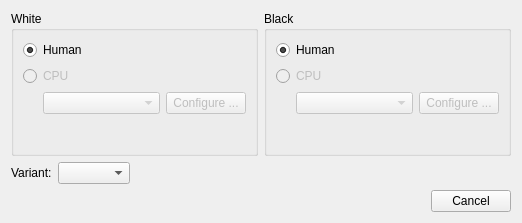
This is projects/gui/ui/newgamedlg.ui in cutechess/cutechess as Qt 5 draws it before an edit. The edited form follows.
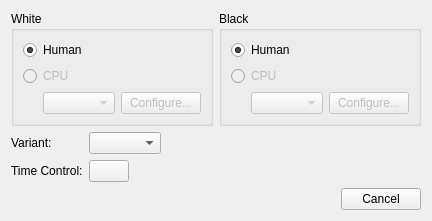
This is the edited form.

Commit message:
Use the new TimeControlDialog in NewGameDialog
Now it's finally possible to set time controls in cutechess-gui. This is
not the final solution. In the future there will be preset time controls
that the user can choose from, and of course separate time controls for
black and white.

What changed in the file:
```diff
--- a/projects/gui/ui/newgamedlg.ui
+++ b/projects/gui/ui/newgamedlg.ui
@@ -6,16 +6,17 @@
    <rect>
     <x>0</x>
     <y>0</y>
-    <width>522</width>
-    <height>223</height>
+    <width>510</width>
+    <height>242</height>
    </rect>
   </property>
   <property name="windowTitle">
    <string>New Game</string>
   </property>
-  <layout class="QGridLayout" name="gridLayout">
-   <item row="2" column="0">
-    <layout class="QVBoxLayout" name="verticalLayout">
+  <layout class="QVBoxLayout" name="verticalLayout_4">
+   <property name="sizeConstraint">
+    <enum>QLayout::SetFixedSize</enum>
+   </property>
      <item>
       <layout class="QHBoxLayout" name="horizontalLayout">
        <item>
@@ -23,9 +24,7 @@
          <property name="title">
           <string>White</string>
          </property>
-         <layout class="QGridLayout" name="gridLayout_2">
-          <item row="0" column="0">
-           <layout class="QVBoxLayout" name="verticalLayout_2">
+       <layout class="QVBoxLayout" name="verticalLayout_3">
             <item>
              <widget class="QRadioButton" name="m_whitePlayerHumanRadio">
               <property name="text">
@@ -47,60 +46,51 @@
              </widget>
             </item>
             <item>
-             <layout class="QGridLayout" name="gridLayout_4">
-              <item row="0" column="1">
+         <layout class="QHBoxLayout" name="horizontalLayout_3">
+          <item>
+           <spacer name="horizontalSpacer_1">
+            <property name="orientation">
+             <enum>Qt::Horizontal</enum>
+            </property>
+            <property name="sizeType">
+             <enum>QSizePolicy::Fixed</enum>
+            </property>
+            <property name="sizeHint" stdset="0">
+             <size>
+              <width>20</width>
+              <height>0</height>
+             </size>
+            </property>
+           </spacer>
+          </item>
+          <item>
                <widget class="QComboBox" name="m_whiteEngineComboBox">
                 <property name="enabled">
                  <bool>false</bool>
                 </property>
                 <property name="sizePolicy">
-                 <sizepolicy hsizetype="Expanding" vsizetype="Fixed">
+             <sizepolicy hsizetype="MinimumExpanding" vsizetype="Fixed">
                   <horstretch>0</horstretch>
                   <verstretch>0</verstretch>
                  </sizepolicy>
                 </property>
                </widget>
               </item>
-              <item row="0" column="0">
-               <spacer name="horizontalSpacer">
-                <property name="orientation">
-                 <enum>Qt::Horizontal</enum>
-                </property>
-                <property name="sizeType">
-                 <enum>QSizePolicy::Fixed</enum>
-                </property>
-                <property name="sizeHint" stdset="0">
-                 <size>
-                  <width>20</width>
-                  <height>0</height>
-                 </size>
-                </property>
-               </spacer>
-              </item>
-              <item row="1" column="1">
-               <spacer name="verticalSpacer">
-                <property name="orientation">
-                 <enum>Qt::Vertical</enum>
-                </property>
-                <property name="sizeHint" stdset="0">
-                 <size>
-                  <width>0</width>
-                  <height>0</height>
-                 </size>
-                </property>
-               </spacer>
-              </item>
-              <item row="0" column="2">
+          <item>
                <widget class="QPushButton" name="m_configureWhiteEngineButton">
                 <property name="enabled">
                  <bool>false</bool>
                 </property>
+            <property name="sizePolicy">
+             <sizepolicy hsizetype="Preferred" vsizetype="Fixed">
+              <horstretch>0</horstretch>
+              <verstretch>0</verstretch>
+             </sizepolicy>
+            </property>
                 <property name="text">
-                 <string>Configure ...</string>
-                </property>
-               </widget>
-              </item>
-             </layout>
+             <string>Configure...</string>
+            </property>
+           </widget>
             </item>
            </layout>
           </item>
@@ -112,9 +102,7 @@
          <property name="title">
           <string>Black</string>
          </property>
-         <layout class="QGridLayout" name="gridLayout_3">
-          <item row="0" column="0">
-           <layout class="QVBoxLayout" name="verticalLayout_3">
+       <layout class="QVBoxLayout" name="verticalLayout">
             <item>
              <widget class="QRadioButton" name="m_blackPlayerHumanRadio">
               <property name="text">
@@ -136,21 +124,8 @@
              </widget>
             </item>
             <item>
-             <layout class="QGridLayout" name="gridLayout_5">
-              <item row="0" column="1">
-               <widget class="QComboBox" name="m_blackEngineComboBox">
-                <property name="enabled">
-                 <bool>false</bool>
-                </property>
-                <property name="sizePolicy">
-                 <sizepolicy hsizetype="Expanding" vsizetype="Fixed">
-                  <horstretch>0</horstretch>
-                  <verstretch>0</verstretch>
-                 </sizepolicy>
-                </property>
-               </widget>
-              </item>
-              <item row="0" column="0">
+         <layout class="QHBoxLayout" name="horizontalLayout_2">
+          <item>
                <spacer name="horizontalSpacer_2">
                 <property name="orientation">
                  <enum>Qt::Horizontal</enum>
@@ -166,41 +141,51 @@
                 </property>
                </spacer>
               </item>
-              <item row="1" column="1">
-               <spacer name="verticalSpacer_2">
-                <property name="orientation">
-                 <enum>Qt::Vertical</enum>
-                </property>
-                <property name="sizeHint" stdset="0">
-                 <size>
-                  <width>0</width>
-                  <height>0</height>
-                 </size>
-                </property>
-               </spacer>
-              </item>
-              <item row="0" column="2">
+          <item>
+           <widget class="QComboBox" name="m_blackEngineComboBox">
+            <property name="enabled">
+             <bool>false</bool>
+            </property>
+            <property name="sizePolicy">
+             <sizepolicy hsizetype="MinimumExpanding" vsizetype="Fixed">
+              <horstretch>0</horstretch>
+              <verstretch>0</verstretch>
+             </sizepolicy>
+            </property>
+           </widget>
+          </item>
+          <item>
                <widget class="QPushButton" name="m_configureBlackEngineButton">
                 <property name="enabled">
                  <bool>false</bool>
                 </property>
+            <property name="sizePolicy">
+             <sizepolicy hsizetype="Preferred" vsizetype="Fixed">
+              <horstretch>0</horstretch>
+              <verstretch>0</verstretch>
+             </sizepolicy>
+            </property>
                 <property name="text">
-                 <string>Configure ...</string>
+             <string>Configure...</string>
                 </property>
                </widget>
               </item>
              </layout>
             </item>
            </layout>
-          </item>
-         </layout>
         </widget>
        </item>
       </layout>
      </item>
      <item>
-      <layout class="QHBoxLayout" name="horizontalLayout_2">
-       <item>
+    <layout class="QFormLayout" name="formLayout">
+     <property name="sizeConstraint">
+      <enum>QLayout::SetDefaultConstraint</enum>
+     </property>
+     <property name="fieldGrowthPolicy">
+      <enum>QFormLayout::ExpandingFieldsGrow</enum>
+     </property>
+     <item row="0" column="0">
         <widget class="QLabel" name="m_variantLabel">
          <property name="sizePolicy">
           <sizepolicy hsizetype="Preferred" vsizetype="Preferred">
@@ -225,7 +210,7 @@
          </property>
         </widget>
        </item>
-       <item>
+     <item row="0" column="1">
         <widget class="QComboBox" name="m_variantComboBox">
          <property name="sizePolicy">
           <sizepolicy hsizetype="Preferred" vsizetype="Fixed">
@@ -238,18 +223,25 @@
          </property>
         </widget>
        </item>
-       <item>
-        <spacer name="horizontalSpacer_3">
-         <property name="orientation">
-          <enum>Qt::Horizontal</enum>
-         </property>
-         <property name="sizeHint" stdset="0">
-          <size>
-           <width>40</width>
-           <height>20</height>
-          </size>
-         </property>
-        </spacer>
+     <item row="1" column="0">
+      <widget class="QLabel" name="label">
+       <property name="text">
+        <string>Time Control:</string>
+       </property>
+      </widget>
+     </item>
+     <item row="1" column="1">
+      <widget class="QPushButton" name="m_timeControlBtn">
+       <property name="sizePolicy">
+        <sizepolicy hsizetype="Preferred" vsizetype="Fixed">
+         <horstretch>0</horstretch>
+         <verstretch>0</verstretch>
+        </sizepolicy>
+       </property>
+       <property name="text">
+        <string notr="true"/>
+       </property>
+      </widget>
        </item>
       </layout>
      </item>
@@ -261,8 +253,6 @@
       </widget>
      </item>
     </layout>
-   </item>
-  </layout>
  </widget>
  <resources/>
  <connections>
```
Left out of the diff: 240 changed lines with no effect on the pictures. Lines whose indentation alone changed are shown as unchanged. The commit also changes 3 other files.
